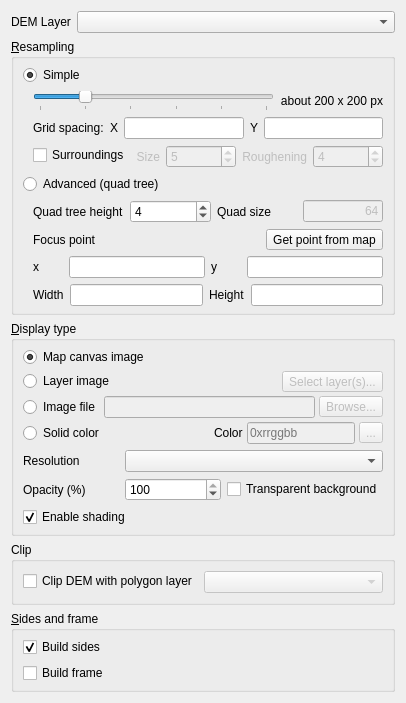
This is ui/demproperties.ui in minorua/Qgis2threejs as Qt 5 draws it before an edit. The edited form follows.
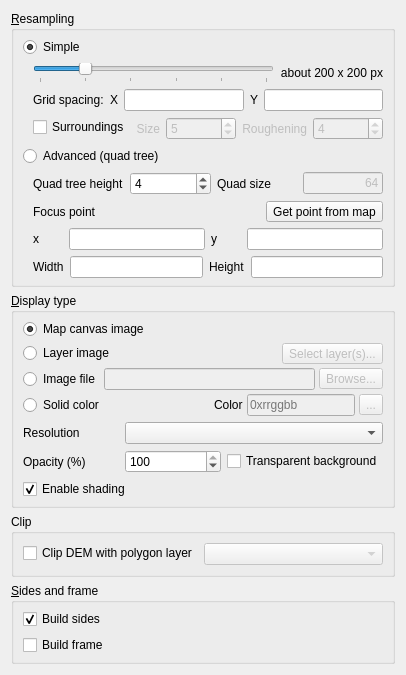
This is the edited form.

Commit message: remove DEM layer select combo-box from DEM property page

Diff of the .ui file:
```diff
--- a/ui/demproperties.ui
+++ b/ui/demproperties.ui
@@ -14,33 +14,6 @@
    <string>Form</string>
   </property>
   <layout class="QVBoxLayout" name="verticalLayout_2">
-   <item>
-    <layout class="QFormLayout" name="formLayout_DEMLayer">
-     <item row="0" column="0">
-      <widget class="QLabel" name="label_DEMLayer">
-       <property name="text">
-        <string>DEM Layer</string>
-       </property>
-      </widget>
-     </item>
-     <item row="0" column="1">
-      <widget class="QComboBox" name="comboBox_DEMLayer">
-       <property name="sizePolicy">
-        <sizepolicy hsizetype="Expanding" vsizetype="Fixed">
-         <horstretch>0</horstretch>
-         <verstretch>0</verstretch>
-        </sizepolicy>
-       </property>
-       <property name="maximumSize">
-        <size>
-         <width>350</width>
-         <height>16777215</height>
-        </size>
-       </property>
-      </widget>
-     </item>
-    </layout>
-   </item>
    <item>
     <widget class="QGroupBox" name="groupBox_Resampling">
      <property name="title">
```
The commit also changes 6 other files.
